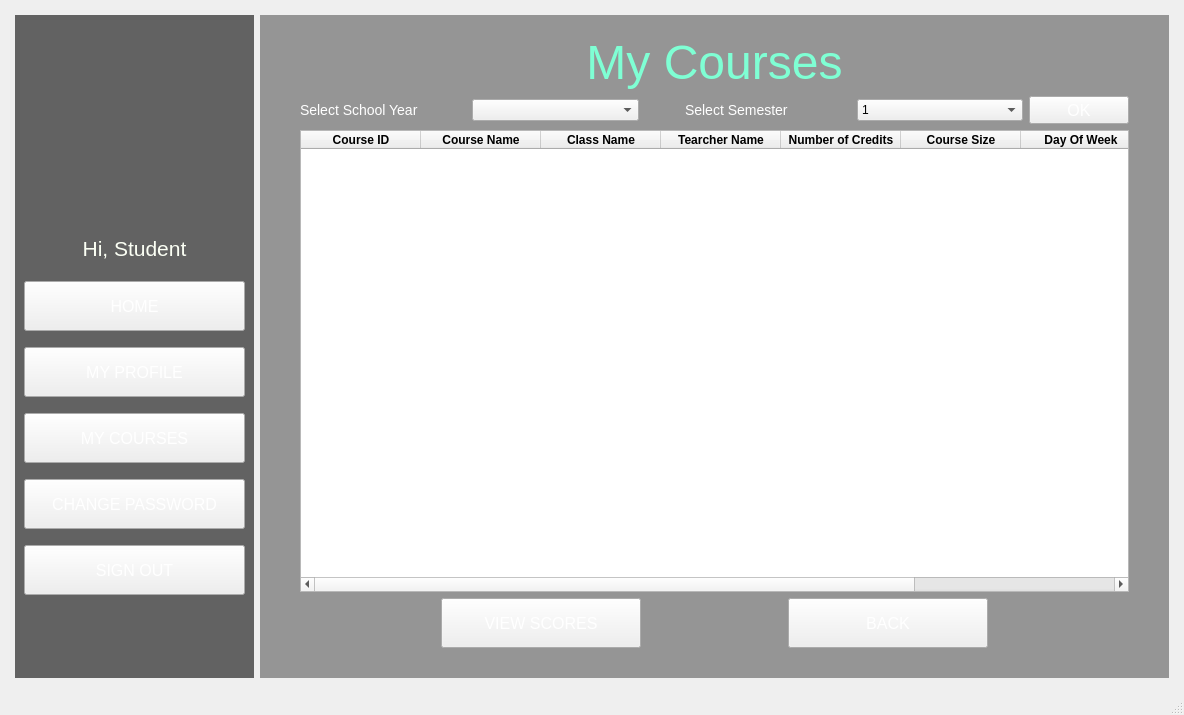
First picture: the form in StudentManagementSystem/mainwindow.ui, repository BuhDuy256/Student-Management-GROUP6-KTLT-23CLC03, before the edit.
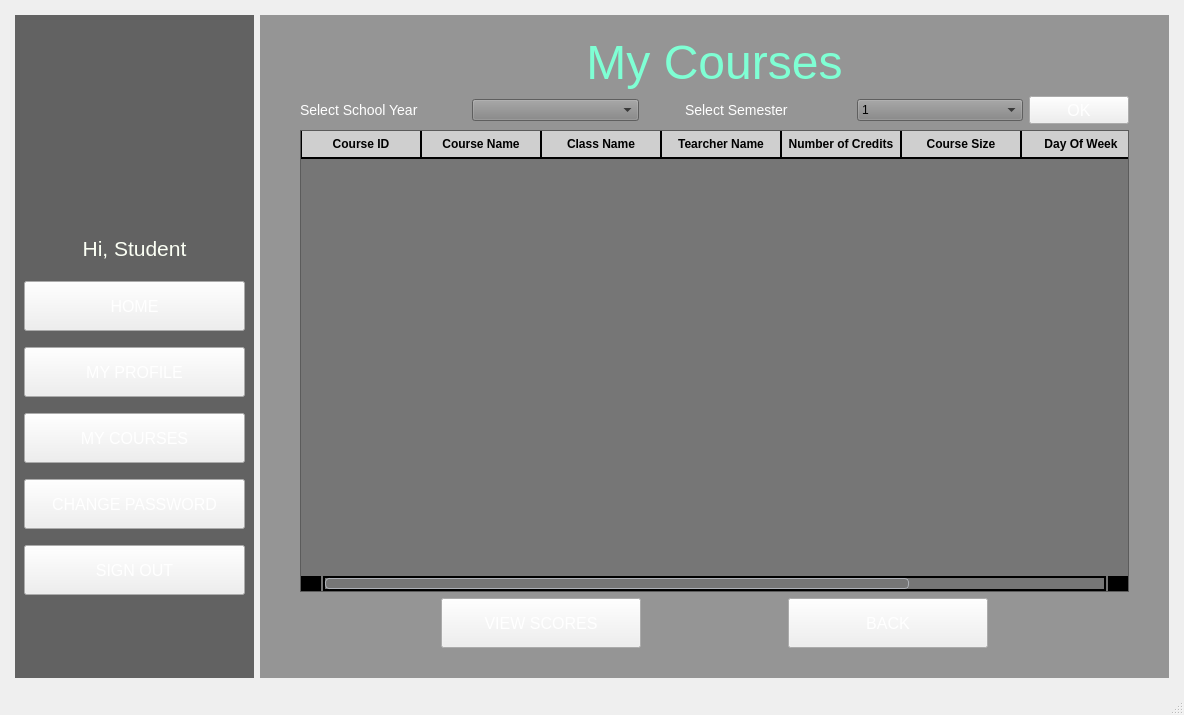
Second picture: the form after the edit. The open tabs and pages were chosen to show the change. Icons and pictures are not drawn.

Commit message: Change table design

```diff
--- a/StudentManagementSystem/mainwindow.ui
+++ b/StudentManagementSystem/mainwindow.ui
@@ -1207,7 +1207,9 @@
                  </size>
                 </property>
                 <property name="styleSheet">
-                 <string notr="true">font-size: 12px;</string>
+                 <string notr="true">font-size: 12px;
+background-image: url(:/background/button.png);
+background-color: rgb(133, 133, 133);</string>
                 </property>
                </widget>
               </item>
@@ -1247,7 +1249,9 @@
                  </size>
                 </property>
                 <property name="styleSheet">
-                 <string notr="true">font-size: 12px;</string>
+                 <string notr="true">font-size: 12px;
+background-image: url(:/background/button.png);
+background-color: rgb(133, 133, 133);</string>
                 </property>
                 <item>
                  <property name="text">
@@ -1294,16 +1298,61 @@
              <widget class="QTableWidget" name="tableWidget">
               <property name="font">
                <font>
-                <pointsize>-1</pointsize>
+                <pointsize>9</pointsize>
                </font>
               </property>
               <property name="styleSheet">
-               <string notr="true">color: #000000;
-background-color: rgba(255,255,255,200);
-font-size: 12px;
+               <string notr="true">QTableWidget::item {
+	background-color: rgba(118, 118, 118,200);
+	color: #000000;
+	color: white;
+	border: 2px solid #000000;
+}
+
 QHeaderView::section {
-	font: 12pt &quot;American Typewriter&quot;;
-}</string>
+	background-color: rgba(198, 198, 198,200);
+	color: #000000;
+	padding: 4px;
+	border-style: none;
+	border-bottom: 2px solid #000000;
+	border-right: 1px solid #000000;
+	border-left: 1px solid #000000; 
+}
+
+QTableWidget {
+	background-color: rgb(118, 118, 118);
+	gridline-color: rgb(198, 198, 198);
+}
+
+QScrollBar:horizontal {
+        border: 2px solid black;
+        background-color: rgb(118, 118, 118);
+        height: 15px;
+        margin: 0 22px 0 22px;
+    }
+    QScrollBar::handle:horizontal {
+        background: qlineargradient(x1:0, y1:0, x2:1, y2:1,
+            stop:0 #f6f7fa, stop:1 #dadbde);
+        border: 1px solid #adb0b6;
+        border-radius: 4px;
+        min-width: 20px;
+    }
+    QScrollBar::add-line:horizontal {
+        background: black;
+        width: 20px;
+        subcontrol-position: right;
+        subcontrol-origin: margin;
+    }
+    QScrollBar::sub-line:horizontal {
+        background: black;
+        width: 20px;
+        subcontrol-position: left;
+        subcontrol-origin: margin;
+    }
+
+
+
+</string>
               </property>
               <property name="editTriggers">
                <set>QAbstractItemView::NoEditTriggers</set>
```
Left out of the diff: 2 changed lines with no effect on the pictures. The commit also changes 1 other file.
